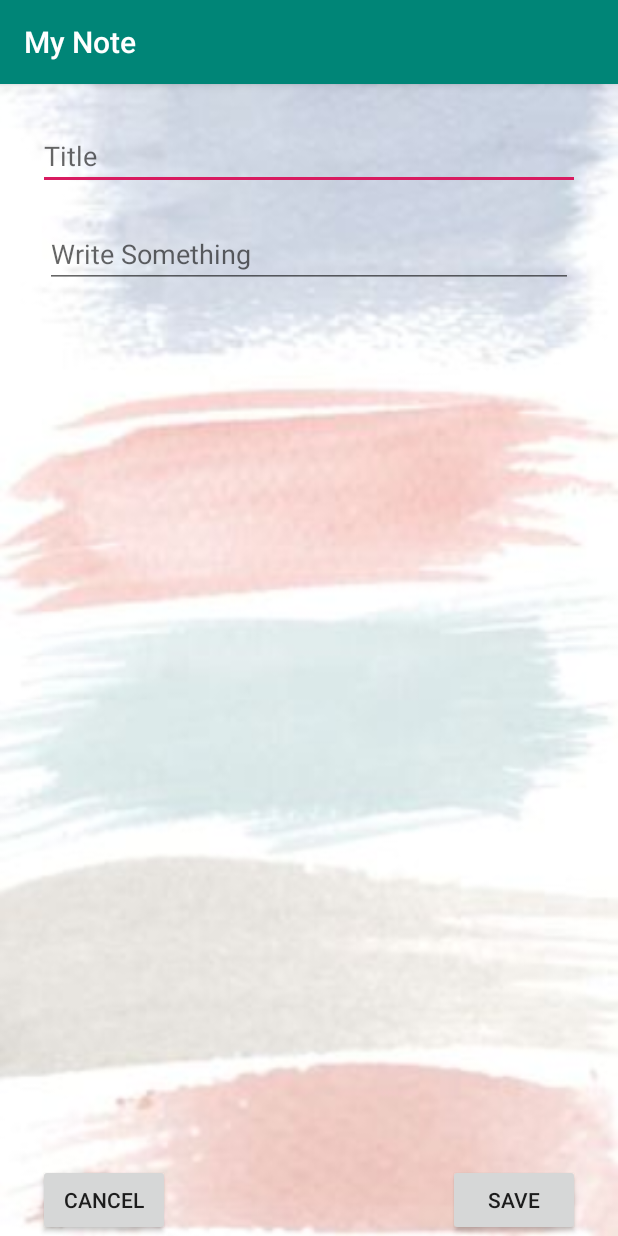
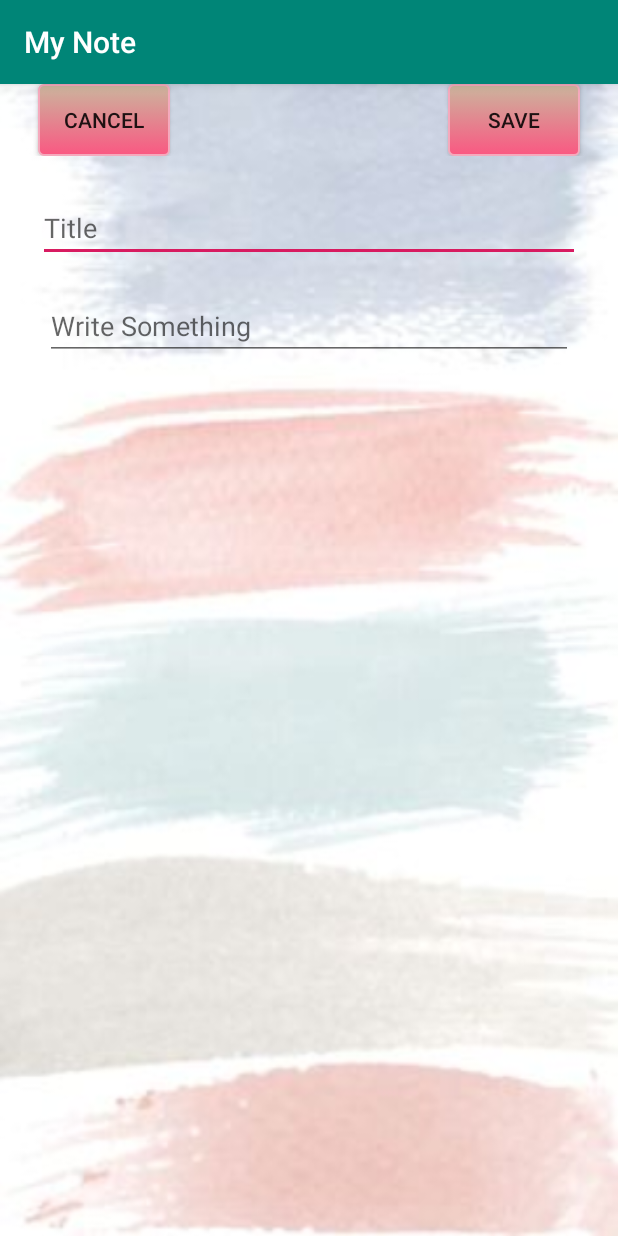
Before and after one commit to anniedo92/MyNote, an Android app: the EditNoteActivity screen opened directly, with no data from a screen before it, on a phone screen of 412 x 824 dp. Run offline under Robolectric (Android 15) with nearby library versions, the phone set to English and light mode, and no system bars.

Commit message:
edited layout

```diff
--- a/app/src/main/java/com/example/mynote/EditNoteActivity.java
+++ b/app/src/main/java/com/example/mynote/EditNoteActivity.java
@@ -166,6 +166,6 @@ public class EditNoteActivity extends AppCompatActivity {
 
         editTitle.setText(note.getTitle());
         editBody.setText(note.getFullText());
-        textDate.setText(note.getDate());
+        textDate.setText("Created on: " + note.getDate());
     }
 }
--- a/app/src/main/res/layout/activity_edit_note.xml
+++ b/app/src/main/res/layout/activity_edit_note.xml
@@ -5,14 +5,13 @@
     android:layout_height="match_parent"
     tools:context=".EditNoteActivity"
     android:background="@drawable/img_background"
-    android:id="@+id/activity_edit_note"
-    >
+    android:id="@+id/activity_edit_note" >
 
     <RelativeLayout
-        android:id="@+id/linearLayout"
+        android:id="@+id/toolbar"
         android:layout_width="match_parent"
         android:layout_height="wrap_content"
-        android:layout_alignParentBottom="true" >
+        android:layout_alignParentTop="true" >
 
         <Button
             android:id="@+id/btnSave"
@@ -20,7 +19,8 @@
             android:layout_height="wrap_content"
             android:layout_alignParentRight="true"
             android:layout_marginRight="25dp"
-            android:text="SAVE" />
+            android:text="SAVE"
+            android:background="@drawable/add_btn_background" />
 
         <Button
             android:id="@+id/btnCancel"
@@ -28,7 +28,8 @@
             android:layout_height="wrap_content"
             android:layout_alignParentLeft="true"
             android:layout_marginLeft="25dp"
-            android:text="CANCEL" />
+            android:text="CANCEL"
+            android:background="@drawable/add_btn_background" />
 
     </RelativeLayout>
 
@@ -36,8 +37,7 @@
         android:id="@+id/editTitle"
         android:layout_width="match_parent"
         android:layout_height="wrap_content"
-        android:layout_alignParentStart="true"
-        android:layout_alignParentTop="true"
+        android:layout_below="@+id/toolbar"
         android:layout_marginLeft="25dp"
         android:layout_marginTop="25dp"
         android:layout_marginRight="25dp"
```
